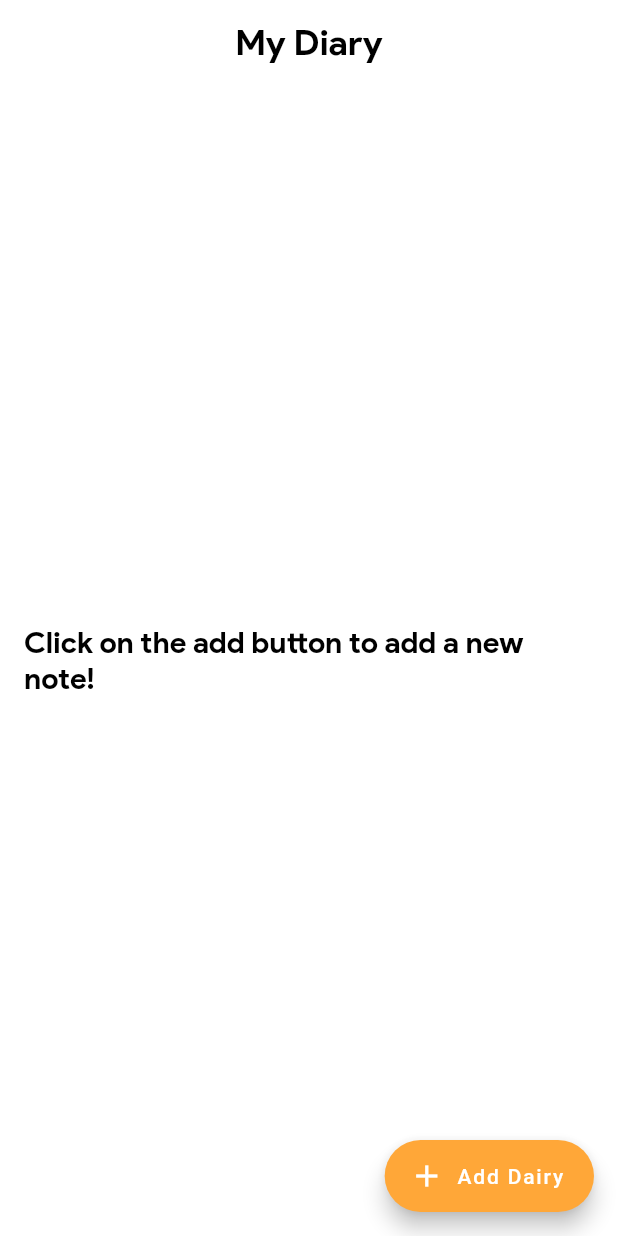
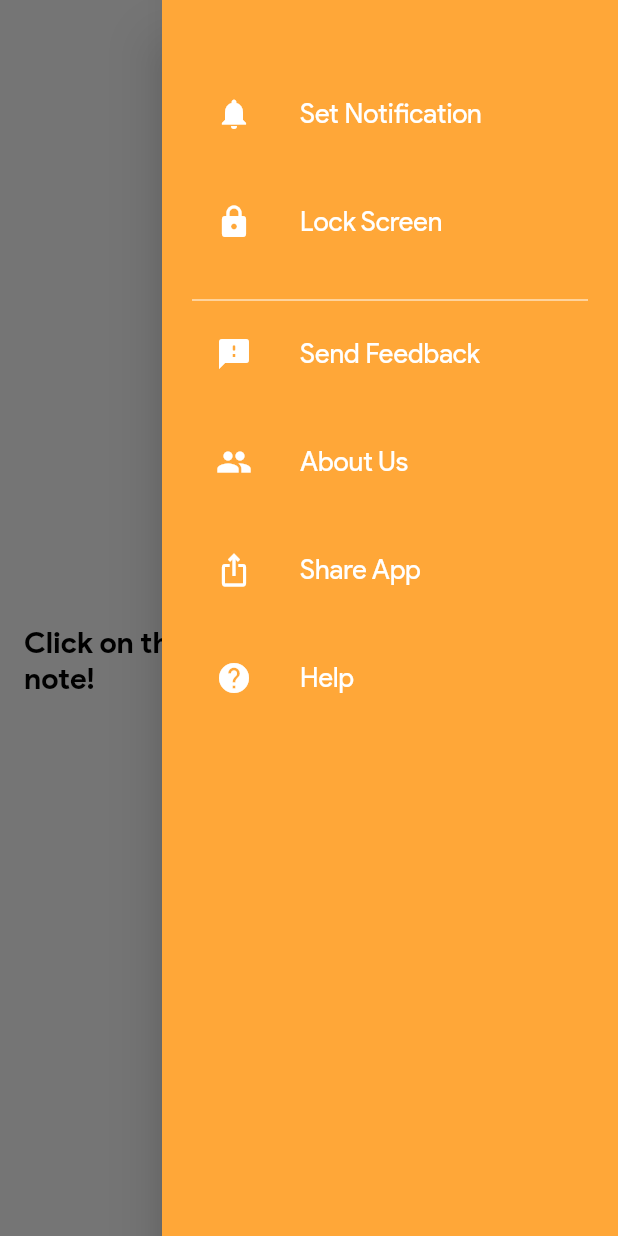
Before and after one commit to Akhil-ps-dev/final_sqlflit-diary, a Flutter app: the NoteList screen opened directly, with the side drawer open (before the commit the screen has no drawer), on a phone screen of 412 x 824 dp. Run offline on Flutter 3.47's test engine with Material 2 defaults, Android fonts, the phone set to English and light mode, and no system bars; our stand-ins replace dotted_border, flutter_local_notifications, image_picker, lite_rolling_switch, shared_preferences, splashscreen and 1 more; accounts and stored records are empty.

Commit message:
added drawer

```diff
--- a/lib/05_settings_file/notification_page/alarm_helper.dart
+++ b/lib/02_Drawer_list_items/notification_page/alarm_helper.dart
@@ -1,5 +1,5 @@
 //@dart=2.9
-import 'package:devolopment/05_settings_file/notification_page/models/alarm_info.dart';
+import 'package:devolopment/02_Drawer_list_items/notification_page/models/alarm_info.dart';
 import 'package:sqflite/sqflite.dart';
 import 'package:sqflite/sqlite_api.dart';
 
--- a/lib/05_settings_file/notification_page/data.dart
+++ b/lib/02_Drawer_list_items/notification_page/data.dart
@@ -1,5 +1,6 @@
 //@dart=2.9
-import 'package:devolopment/05_settings_file/notification_page/enums.dart';
+
+import 'package:devolopment/02_Drawer_list_items/notification_page/enums.dart';
 
 import 'models/alarm_info.dart';
 import 'models/menu_info.dart';
--- a/lib/05_settings_file/notification_page/models/menu_info.dart
+++ b/lib/02_Drawer_list_items/notification_page/models/menu_info.dart
@@ -1,6 +1,6 @@
 
 //@dart=2.9
-import 'package:devolopment/05_settings_file/notification_page/enums.dart';
+import 'package:devolopment/02_Drawer_list_items/notification_page/enums.dart';
 import 'package:flutter/foundation.dart';
 
 class MenuInfo extends ChangeNotifier {
--- /dev/null
+++ b/lib/drawer/navigation_drawer.dart
@@ -0,0 +1,84 @@
+//@dart=2.9
+import 'package:devolopment/02_Drawer_list_items/lock_screen_page/04_lockscreen_page.dart';
+import 'package:devolopment/02_Drawer_list_items/notification_page/views/alarm_page.dart';
+import 'package:flutter/material.dart';
+
+class NavigationDrawerWidget extends StatelessWidget {
+  final padding = EdgeInsets.symmetric(horizontal: 20);
+  @override
+  Widget build(BuildContext context) {
+    return Drawer(
+      child: Material(
+        color: Color(0xFFFFA738),
+        child: ListView(
+          padding: padding,
+          children: [
+            SizedBox(
+              height: 48,
+            ),
+            buildMenuItem(
+              text: 'Set Notification',
+              icon: Icons.notifications,
+              onClicked: () => selectedItem(context, 0),
+            ),
+            const SizedBox(height: 16),
+            buildMenuItem(
+              text: 'Lock Screen',
+              icon: Icons.lock,
+              onClicked: () => selectedItem(context, 1),
+            ),
+            const SizedBox(height: 16),
+            Divider(
+              color: Colors.white,
+            ),
+            buildMenuItem(text: 'Send Feedback', icon: Icons.feedback_rounded),
+            const SizedBox(height: 16),
+            buildMenuItem(text: 'About Us', icon: Icons.people),
+            const SizedBox(height: 16),
+            buildMenuItem(text: 'Share App', icon: Icons.ios_share_outlined),
+            const SizedBox(height: 16),
+            buildMenuItem(text: 'Help', icon: Icons.help_outlined),
+          ],
+        ),
+      ),
+    );
+  }
+
+  Widget buildMenuItem({
+    String text,
+    IconData icon,
+    VoidCallback onClicked,
+  }) {
+    final color = Colors.white;
+    final hovercolor = Colors.white;
+
+    return ListTile(
+        leading: Icon(
+          icon,
+          color: color,
+        ),
+        title: Text(
+          text,
+          style: TextStyle(color: color, fontFamily: 'Sans'),
+        ),
+        hoverColor: hovercolor,
+        onTap: onClicked);
+  }
+
+  void selectedItem(BuildContext context, int index) {
+    Navigator.of(context).pop();
+
+    switch (index) {
+      case 0:
+        Navigator.of(context).push(MaterialPageRoute(
+          builder: (context) => AlarmPage(),
+        ));
+        break;
+      case 1:
+        Navigator.of(context).push(MaterialPageRoute(
+          builder: (context) => LockScreen(),
+        ));
+        break;
+    }
+  }
+}
--- a/lib/screens/initial_pages/01_note_list.dart
+++ b/lib/screens/initial_pages/01_note_list.dart
@@ -4,6 +4,7 @@ import 'dart:async';
 import 'package:devolopment/01_note_files/note_details.dart';
 import 'package:devolopment/01_note_files/search_note.dart';
 import 'package:devolopment/db_helper/db_helper.dart';
+import 'package:devolopment/drawer/navigation_drawer.dart';
 import 'package:devolopment/model_class/notes.dart';
 import 'package:devolopment/utils/widgets.dart';
 import 'package:flutter/material.dart';
@@ -53,6 +54,7 @@ class NoteListState extends State<NoteList> {
     }
 
     return Scaffold(
+      endDrawer: NavigationDrawerWidget(),
       appBar: myAppBar(),
       body: noteList.length == 0
           ? Container(
--- a/lib/splashScreen/splashscreen.dart
+++ b/lib/splashScreen/splashscreen.dart
@@ -1,5 +1,5 @@
 //@dart=2.9
-import 'package:devolopment/home_page.dart';
+import 'package:devolopment/screens/initial_pages/01_note_list.dart';
 import 'package:flutter/material.dart';
 import 'package:splashscreen/splashscreen.dart';
 
@@ -9,7 +9,7 @@ class SplashScrren extends StatelessWidget {
   @override
   Widget build(BuildContext context) {
     return SplashScreen(
-      navigateAfterSeconds: HomePage(),
+      navigateAfterSeconds: NoteList(),
       imageBackground: Image.asset('assets/images/splashscreen.jpg').image,
       loaderColor: Colors.orange,
       loadingText: Text('Loading...'),
--- a/pubspec.yaml
+++ b/pubspec.yaml
@@ -27,7 +27,6 @@ dependencies:
   flutter:
     sdk: flutter
   flutter_local_notifications: ^7.0.0
-  flutter_settings_screens: ^0.2.2+1
   google_fonts: ^2.1.0
   image_picker: ^0.8.3+1
   intl: 0.17.0
```
Also changed, not shown: lib/02_Drawer_list_items/notification_page/views/alarm_page.dart (renamed from lib/05_settings_file/notification_page/views/alarm_page.dart, +6 -4 lines), lib/05_settings_file/font_page/03_font_page.dart (deleted, +0 -62 lines), lib/05_settings_file/icon_widget/01icon_widget.dart (deleted, +0 -23 lines), lib/05_settings_file/theme_page/02_theme_page.dart (deleted, +0 -60 lines), lib/home_page.dart (deleted, +0 -53 lines), lib/screens/initial_pages/02_Calendar_page.dart (deleted, +0 -87 lines), lib/screens/initial_pages/05_settings_page.dart (deleted, +0 -152 lines), lib/02_Drawer_list_items/lock_screen_page/04_lockscreen_page.dart (renamed from lib/05_settings_file/lock_screen_page/04_lockscreen_page.dart), lib/02_Drawer_list_items/notification_page/constants/theme_data.dart (renamed from lib/05_settings_file/notification_page/constants/theme_data.dart), lib/02_Drawer_list_items/notification_page/enums.dart (renamed from lib/05_settings_file/notification_page/enums.dart), lib/02_Drawer_list_items/notification_page/models/alarm_info.dart (renamed from lib/05_settings_file/notification_page/models/alarm_info.dart), pubspec.lock.
